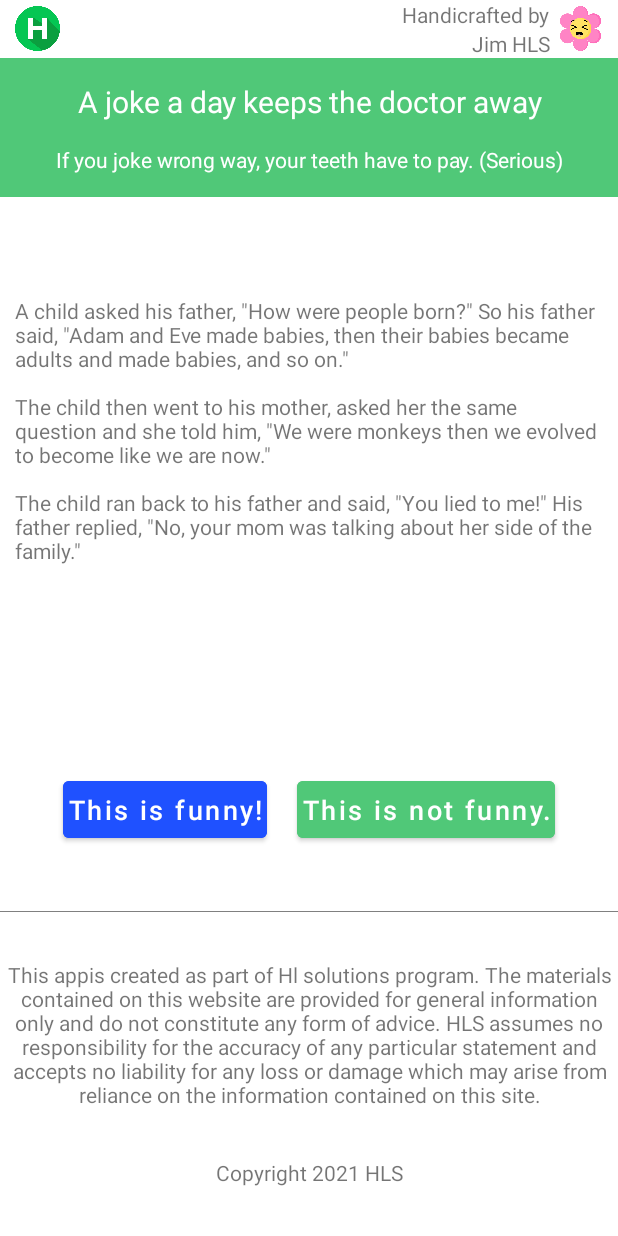
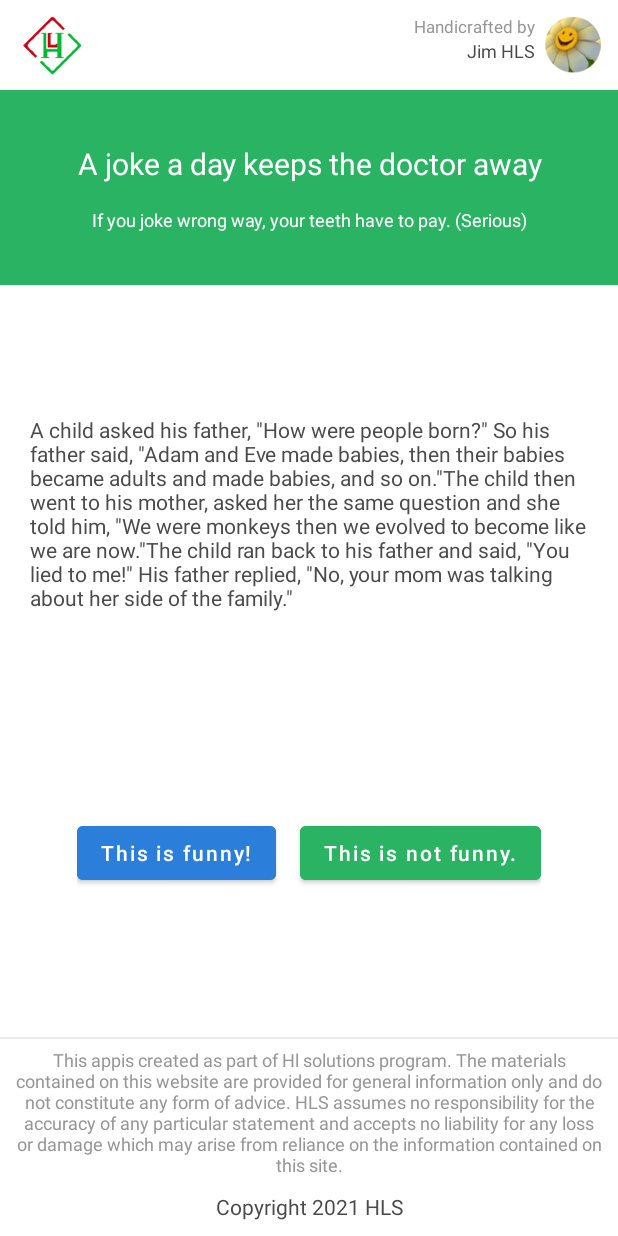
Before and after one commit to danhnguyen884/zens_interview, an Android app: the screen it shows after launch (MainActivity), on a phone screen of 412 x 824 dp. Run offline under Robolectric (Android 15) with nearby library versions, the phone set to English and light mode, and no system bars; our stand-ins replace data binding.

Commit message:
update color code, image,..

```diff
--- a/Mobile/app/src/main/java/com/example/interview/Constants.java
+++ b/Mobile/app/src/main/java/com/example/interview/Constants.java
@@ -1,10 +1,8 @@
 package com.example.interview;
 
 public interface Constants {
-    String contentText = "A child asked his father, \"How were people born?\" So his father said, \"Adam and Eve made babies, then their babies became adults and made babies, and so on.\"\n" +
-            "\n" +
-            "The child then went to his mother, asked her the same question and she told him, \"We were monkeys then we evolved to become like we are now.\"\n" +
-            "\n" +
+    String contentText = "A child asked his father, \"How were people born?\" So his father said, \"Adam and Eve made babies, then their babies became adults and made babies, and so on.\"" +
+            "The child then went to his mother, asked her the same question and she told him, \"We were monkeys then we evolved to become like we are now.\"" +
             "The child ran back to his father and said, \"You lied to me!\" His father replied, \"No, your mom was talking about her side of the family.\"";
     String contentTextOther = "Teacher: \"Kids,what does the chicken give you?\" Student: \"Meat!\" Teacher: \"Very good! Now what does the pig give you?\" Student: \"Bacon!\" Teacher: \"Great! And what does the fat cow give you?\" Student: \"Homework!\"";
     String contentTextOtherA = "The teacher asked Jimmy, \"Why is your cat at school today Jimmy?\" Jimmy replied crying, \"Because I heard my daddy tell my mommy, 'I am going to eat that pussy once Jimmy leaves for school today!'\"";
--- a/Mobile/app/src/main/res/layout/activity_main.xml
+++ b/Mobile/app/src/main/res/layout/activity_main.xml
@@ -13,18 +13,19 @@
             android:layout_width="match_parent"
             android:layout_height="wrap_content"
             android:orientation="horizontal"
+            android:paddingVertical="10dp"
             app:layout_constraintBottom_toTopOf="@+id/banner"
             app:layout_constraintTop_toTopOf="parent">
 
             <ImageView
                 android:id="@+id/logo_joke"
-                android:layout_width="30dp"
-                android:layout_height="30dp"
+                android:layout_width="40dp"
+                android:layout_height="40dp"
                 android:layout_alignParentStart="true"
                 android:layout_centerVertical="true"
-                android:layout_marginStart="10dp"
+                android:layout_marginStart="15dp"
                 android:contentDescription="@null"
-                android:src="@drawable/h" />
+                android:src="@drawable/logo" />
 
             <androidx.appcompat.widget.LinearLayoutCompat
                 android:layout_width="wrap_content"
@@ -39,25 +40,29 @@
                     android:layout_width="wrap_content"
                     android:layout_height="wrap_content"
                     android:text="@string/create_by_text"
+                    android:textColor="@color/text_blur"
+                    android:textSize="11sp"
                     tools:text="@string/create_by_text" />
 
                 <androidx.appcompat.widget.AppCompatTextView
                     android:layout_width="wrap_content"
                     android:layout_height="wrap_content"
                     android:text="@string/user_create_text"
+                    android:textColor="@color/text_bold"
+                    android:textSize="12sp"
                     tools:text="@string/user_create_text" />
             </androidx.appcompat.widget.LinearLayoutCompat>
 
             <ImageView
                 android:id="@+id/logo_flower"
-                android:layout_width="30dp"
-                android:layout_height="30dp"
+                android:layout_width="40dp"
+                android:layout_height="40dp"
                 android:layout_alignParentEnd="true"
                 android:layout_centerVertical="true"
                 android:layout_marginStart="5dp"
                 android:layout_marginEnd="10dp"
                 android:contentDescription="@null"
-                android:src="@drawable/laugh" />
+                android:src="@drawable/img_flower" />
 
         </RelativeLayout>
 
@@ -67,6 +72,7 @@
             android:layout_height="wrap_content"
             android:background="@color/green"
             android:orientation="vertical"
+            android:paddingVertical="20dp"
             app:layout_constraintTop_toBottomOf="@id/top_bar">
 
             <androidx.appcompat.widget.AppCompatTextView
@@ -88,19 +94,24 @@
                 android:text="@string/sub_title_joke_text"
                 android:textAlignment="center"
                 android:textColor="@color/white"
+                android:textSize="12sp"
                 tools:text="@string/sub_title_joke_text" />
         </androidx.appcompat.widget.LinearLayoutCompat>
 
         <androidx.appcompat.widget.AppCompatTextView
             android:id="@+id/content"
-            android:layout_width="match_parent"
-            android:layout_height="wrap_content"
-            android:layout_marginHorizontal="10dp"
-            android:layout_marginTop="30dp"
+            android:layout_width="0dp"
+            android:layout_height="0dp"
+            android:layout_marginHorizontal="20dp"
+            android:gravity="center"
             android:textAlignment="textStart"
+            android:textColor="@color/text_bold"
             app:constraint_referenced_ids="banner"
             app:layout_constraintBottom_toTopOf="@id/guideline_1"
+            app:layout_constraintLeft_toLeftOf="parent"
+            app:layout_constraintRight_toRightOf="parent"
             app:layout_constraintTop_toBottomOf="@id/banner"
+            tools:ignore="RtlCompat"
             tools:text="@string/content_text" />
 
         <androidx.constraintlayout.widget.Guideline
@@ -108,75 +119,84 @@
             android:layout_width="wrap_content"
             android:layout_height="wrap_content"
             android:orientation="horizontal"
-            app:layout_constraintGuide_percent="0.5" />
+            app:layout_constraintGuide_percent="0.6" />
 
         <androidx.appcompat.widget.LinearLayoutCompat
             android:id="@+id/btn_group"
             android:layout_width="wrap_content"
             android:layout_height="wrap_content"
-            android:layout_marginTop="60dp"
+            android:layout_marginTop="50dp"
+            android:gravity="center"
             android:orientation="horizontal"
-            app:layout_constraintBottom_toTopOf="@id/line_start"
+            app:layout_constraintBottom_toTopOf="@id/describe"
             app:layout_constraintLeft_toLeftOf="parent"
             app:layout_constraintRight_toRightOf="parent"
             app:layout_constraintTop_toBottomOf="@id/guideline_1">
 
             <Button
                 android:id="@+id/btn_like"
-                android:layout_width="wrap_content"
-                android:layout_height="50dp"
-                android:layout_margin="10dp"
+                android:layout_width="0dp"
+                android:layout_height="wrap_content"
+                android:layout_marginEnd="8dp"
+                android:layout_weight="1"
                 android:backgroundTint="@color/blue"
                 android:gravity="center"
-                android:padding="3dp"
                 android:text="@string/btn_like_text"
                 android:textAllCaps="false"
-                android:textSize="18sp" />
+                android:textSize="14sp" />
 
             <Button
                 android:id="@+id/btn_dislike"
-                android:layout_width="wrap_content"
-                android:layout_height="50dp"
-                android:layout_margin="10dp"
+                android:layout_width="0dp"
+                android:layout_height="wrap_content"
+                android:layout_marginStart="8dp"
+                android:layout_weight="1"
                 android:backgroundTint="@color/green"
                 android:gravity="center"
-                android:padding="3dp"
                 android:text="@string/btn_dislike_text"
                 android:textAllCaps="false"
-                android:textSize="18sp" />
+                android:textSize="14sp" />
         </androidx.appcompat.widget.LinearLayoutCompat>
 
+        <RelativeLayout
+            android:id="@+id/describe"
+            android:layout_width="wrap_content"
+            android:layout_height="0dp"
+            app:layout_constraintBottom_toBottomOf="parent"
+            app:layout_constraintLeft_toLeftOf="parent"
+            app:layout_constraintRight_toRightOf="parent"
+            app:layout_constraintTop_toBottomOf="@id/btn_group">
+
             <View
-            android:id="@+id/line_start"
                 android:layout_width="match_parent"
-            android:layout_height="0.5dp"
-            android:layout_gravity="bottom"
-            android:background="@color/gray_80"
-            app:layout_constraintBottom_toTopOf="@id/describe"
-            app:layout_constraintTop_toBottomOf="@id/btn_group" />
+                android:layout_height="1dp"
+                android:layout_above="@+id/text_describe"
+                android:layout_marginVertical="5dp"
+                android:background="@color/line_spacing" />
 
             <androidx.appcompat.widget.AppCompatTextView
-            android:id="@+id/describe"
+                android:id="@+id/text_describe"
                 android:layout_width="match_parent"
                 android:layout_height="wrap_content"
+                android:layout_above="@+id/copyRight"
+                android:layout_marginHorizontal="10dp"
                 android:text="@string/describe_text"
                 android:textAlignment="center"
-            app:constraint_referenced_ids="banner"
-            app:layout_constraintBottom_toTopOf="@id/copyright"
-            app:layout_constraintTop_toBottomOf="@id/line_start"
+                android:textColor="@color/text_blur"
+                android:textSize="12sp"
                 tools:text="@string/describe_text" />
 
             <androidx.appcompat.widget.AppCompatTextView
-            android:id="@+id/copyright"
+                android:id="@+id/copyRight"
                 android:layout_width="match_parent"
                 android:layout_height="wrap_content"
+                android:layout_alignParentBottom="true"
+                android:layout_marginVertical="10dp"
                 android:text="@string/copyright_text"
                 android:textAlignment="center"
-            app:constraint_referenced_ids="banner"
-            app:layout_constraintBottom_toBottomOf="parent"
-            app:layout_constraintTop_toBottomOf="@id/describe"
+                android:textColor="@color/text_bold"
                 tools:text="@string/copyright_text" />
-
+        </RelativeLayout>
     </androidx.constraintlayout.widget.ConstraintLayout>
 
 </layout>
--- a/Mobile/app/src/main/res/values/colors.xml
+++ b/Mobile/app/src/main/res/values/colors.xml
@@ -7,7 +7,10 @@
     <color name="teal_700">#FF018786</color>
     <color name="black">#FF000000</color>
     <color name="white">#FFFFFFFF</color>
-    <color name="green">#50C878</color>
+    <color name="green">#29B363</color>
     <color name="gray_80">#808080</color>
-    <color name="blue">#1F51FF</color>
+    <color name="blue">#2C7EDB</color>
+    <color name="text_blur">#969696</color>
+    <color name="text_bold">#4B4B4B</color>
+    <color name="line_spacing">#EBEBEB</color>
 </resources>
```
Also changed, not shown: Mobile/app/src/main/res/drawable/h.png (deleted), Mobile/app/src/main/res/drawable/img_flower.png (added), Mobile/app/src/main/res/drawable/laugh.png (deleted), Mobile/app/src/main/res/drawable/logo.png (added). Lines whose indentation alone changed are shown as unchanged.
